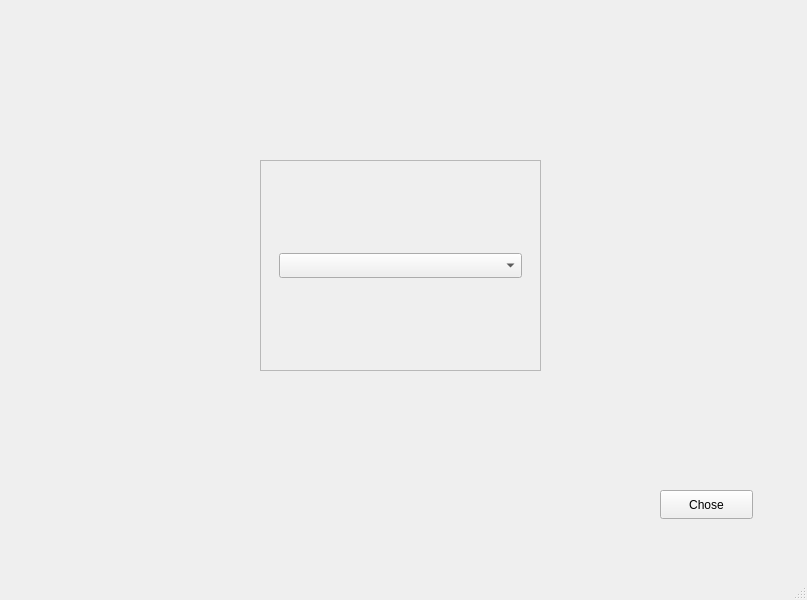
clemos2509/diplom, file mainwindow.ui: the form before one commit.
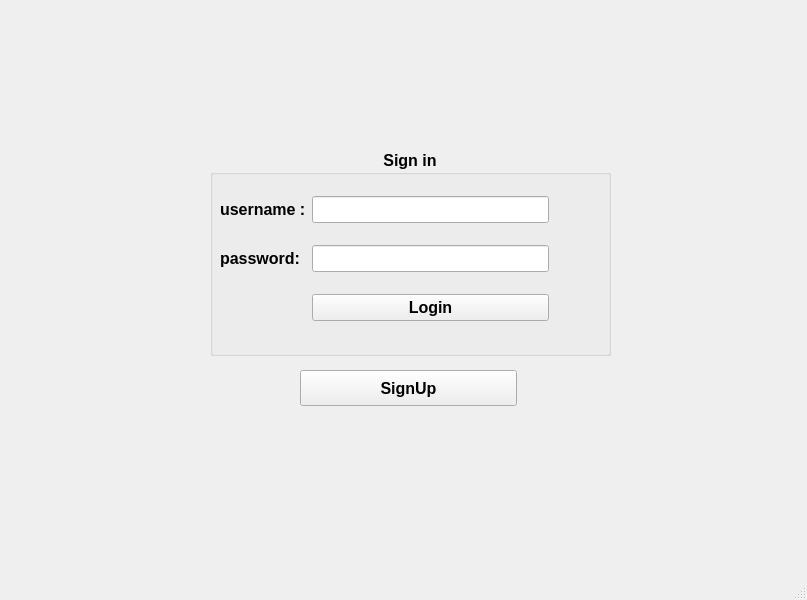
The form after the commit.

What changed in the file:
```diff
--- a/mainwindow.ui
+++ b/mainwindow.ui
@@ -17,15 +17,114 @@
    <widget class="QStackedWidget" name="stackedWidget">
     <property name="geometry">
      <rect>
-      <x>40</x>
-      <y>40</y>
-      <width>731</width>
+      <x>30</x>
+      <y>30</y>
+      <width>751</width>
       <height>501</height>
      </rect>
     </property>
     <property name="currentIndex">
      <number>0</number>
     </property>
+    <widget class="QWidget" name="page_0">
+     <widget class="QGroupBox" name="groupBox">
+      <property name="geometry">
+       <rect>
+        <x>180</x>
+        <y>120</y>
+        <width>401</width>
+        <height>206</height>
+       </rect>
+      </property>
+      <property name="font">
+       <font>
+        <pointsize>12</pointsize>
+        <bold>true</bold>
+       </font>
+      </property>
+      <property name="title">
+       <string>Sign in</string>
+      </property>
+      <property name="alignment">
+       <set>Qt::AlignHCenter|Qt::AlignTop</set>
+      </property>
+      <property name="flat">
+       <bool>false</bool>
+      </property>
+      <widget class="QWidget" name="">
+       <property name="geometry">
+        <rect>
+         <x>10</x>
+         <y>30</y>
+         <width>329</width>
+         <height>159</height>
+        </rect>
+       </property>
+       <layout class="QGridLayout" name="gridLayout">
+        <item row="1" column="1">
+         <widget class="QLineEdit" name="lineEdit_2">
+          <property name="font">
+           <font>
+            <pointsize>12</pointsize>
+            <bold>false</bold>
+           </font>
+          </property>
+         </widget>
+        </item>
+        <item row="3" column="1">
+         <widget class="QPushButton" name="pushButton_2">
+          <property name="text">
+           <string>Login</string>
+          </property>
+         </widget>
+        </item>
+        <item row="1" column="0">
+         <widget class="QLabel" name="label_2">
+          <property name="text">
+           <string>password:</string>
+          </property>
+         </widget>
+        </item>
+        <item row="0" column="1">
+         <widget class="QLineEdit" name="lineEdit">
+          <property name="font">
+           <font>
+            <pointsize>12</pointsize>
+            <bold>false</bold>
+           </font>
+          </property>
+         </widget>
+        </item>
+        <item row="0" column="0">
+         <widget class="QLabel" name="label">
+          <property name="text">
+           <string>username :</string>
+          </property>
+         </widget>
+        </item>
+       </layout>
+      </widget>
+     </widget>
+     <widget class="QPushButton" name="pushButton_3">
+      <property name="geometry">
+       <rect>
+        <x>270</x>
+        <y>340</y>
+        <width>217</width>
+        <height>36</height>
+       </rect>
+      </property>
+      <property name="font">
+       <font>
+        <pointsize>12</pointsize>
+        <bold>true</bold>
+       </font>
+      </property>
+      <property name="text">
+       <string>SignUp</string>
+      </property>
+     </widget>
+    </widget>
     <widget class="QWidget" name="page_1">
      <widget class="QPushButton" name="pushButton">
       <property name="geometry">
```
